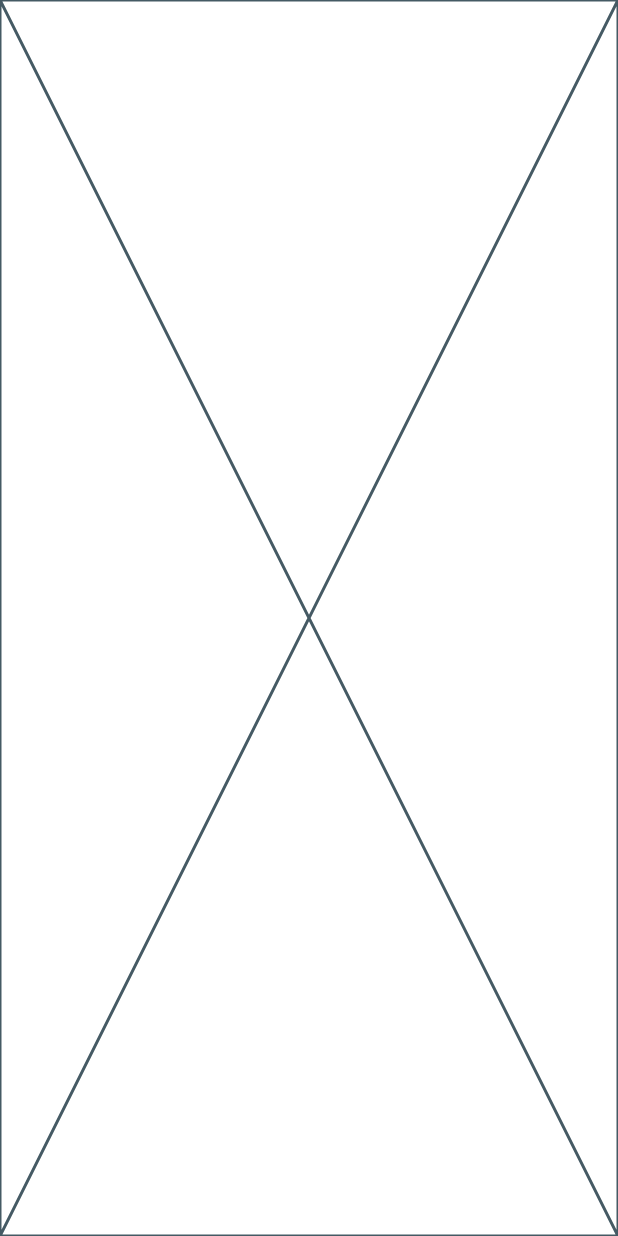
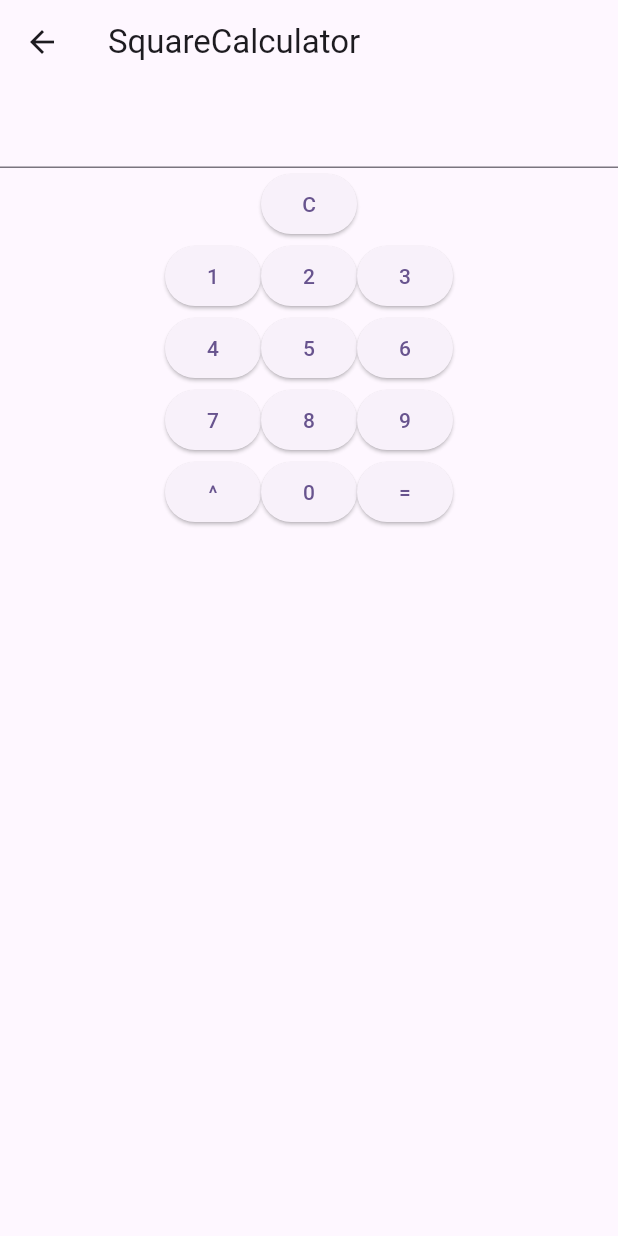
Before and after one commit to LeeJongNam7/1Team_Calc, a Flutter app: the screen it shows after launch, after a tap on an icon or button, on a phone screen of 412 x 824 dp. Run offline on Flutter 3.47's test engine with Material 3 defaults, Android fonts, the phone set to English and light mode, and no system bars.

Commit message:
jongnam_calc

```diff
--- a/calc_1team_app/lib/squ.dart
+++ b/calc_1team_app/lib/squ.dart
@@ -8,8 +8,168 @@ class Squ extends StatefulWidget {
 }
 
 class _SquState extends State<Squ> {
+//Property
+late TextEditingController num1Controller;
+late TextEditingController clacSquare;
+
+@override
+  void initState() {
+    super.initState();
+    num1Controller = TextEditingController();
+    clacSquare = TextEditingController();
+  }
   @override
   Widget build(BuildContext context) {
-    return const Placeholder();
+    return Scaffold(
+      appBar: AppBar(
+        title: const Text("SquareCalculator"),
+      ),
+      body: Column(
+        children: [
+          TextField(
+            controller: num1Controller,
+              decoration: const InputDecoration(
+                labelText: ""
+              ),
+              keyboardType: TextInputType.number,
+            ),
+            Row(
+              mainAxisAlignment: MainAxisAlignment.center,
+              children: [
+                ElevatedButton(
+                  onPressed: (){
+                    clearButton();
+                  },
+                  child: const Text("C"),
+                ),
+              ],
+              ),
+              Row(
+                mainAxisAlignment: MainAxisAlignment.center,
+                children: [
+                  ElevatedButton(
+                    onPressed: (){
+                      pressButton('1');
+                    },
+                    child: const Text("1"),
+                  ),
+                  ElevatedButton(
+                    onPressed: (){
+                      pressButton('2');
+                    },
+                    child: const Text("2"),
+                  ),
+                  ElevatedButton(
+                    onPressed: (){
+                      pressButton('3');
+                    },
+                    child: const Text("3"),
+                  ),
+                ],
+              ),
+              Row(
+                mainAxisAlignment: MainAxisAlignment.center,
+                children: [
+                  ElevatedButton(
+                    onPressed: (){
+                      pressButton('4');
+                    },
+                    child: const Text("4"),
+                  ),
+                  ElevatedButton(
+                    onPressed: (){
+                      pressButton('5');
+                    },
+                    child: const Text("5"),
+                  ),
+                  ElevatedButton(
+                    onPressed: (){
+                      pressButton('6');
+                    },
+                    child: const Text("6"),
+                  ),
+                ],
+              ),
+              Row(
+                mainAxisAlignment: MainAxisAlignment.center,
+                children: [
+                  ElevatedButton(
+                    onPressed: (){
+                      pressButton('7');
+                    },
+                    child: const Text("7"),
+                  ),
+                  ElevatedButton(
+                    onPressed: (){
+                      pressButton('8');
+                    },
+                    child: const Text("8"),
+                  ),
+                  ElevatedButton(
+                    onPressed: (){
+                      pressButton('9');
+                    },
+                    child: const Text("9"),
+                  ),
+                ],
+              ),
+              Row(
+                mainAxisAlignment: MainAxisAlignment.center,
+                children: [
+                  ElevatedButton(
+                    onPressed: (){
+                      sqrAction();
+                    },
+                    child: const Text("^"),
+                  ),
+                  ElevatedButton(
+                    onPressed: (){
+                      pressButton('0');
+                    },
+                    child: const Text("0"),
+                  ),
+                  ElevatedButton(
+                    onPressed: (){
+                      num1Controller;
+                    },
+                    child: const Text("="),
+                  ),
+                ],
+              )
+        ],
+      ),
+    );
   }
-}
+
+  //--- Functions---
+  errorSnackBar(){
+    ScaffoldMessenger.of(context).showSnackBar(
+      const SnackBar(
+        content: Text('숫자를 입력하세요!'),
+        duration: Duration(seconds: 2),
+        backgroundColor: Colors.red,
+        ),
+    );
+  }
+
+  sqrAction(){
+    if( num1Controller.text.trim().isEmpty){
+      errorSnackBar();
+    }else{
+      clacSquare.text = (int.parse(num1Controller.text.trim()) * int.parse(num1Controller.text.trim())).toString();
+    }
+    return clacSquare;
+    setState(() {});
+  }
+
+  pressButton(String num){
+      num1Controller.text = num1Controller.text == '0' ? '' : num1Controller.text;
+      num1Controller.text += num;
+    setState(() {});
+    }
+
+  clearButton(){
+    num1Controller.text = '0';
+    setState(() {});
+  }
+} //End
```
